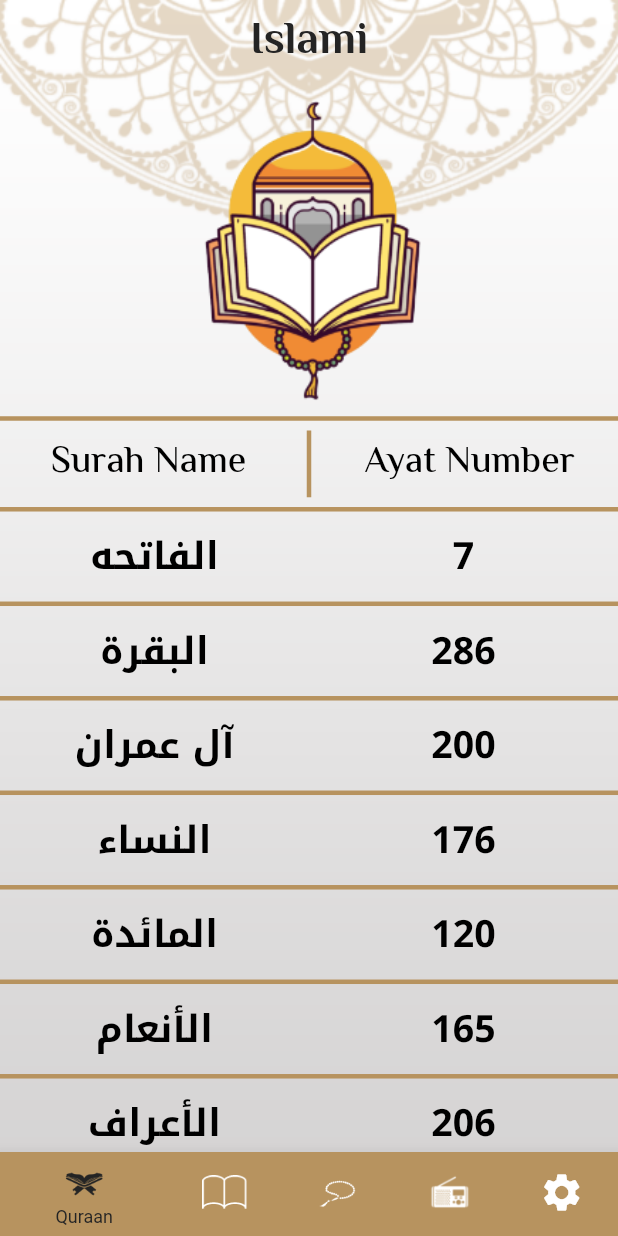
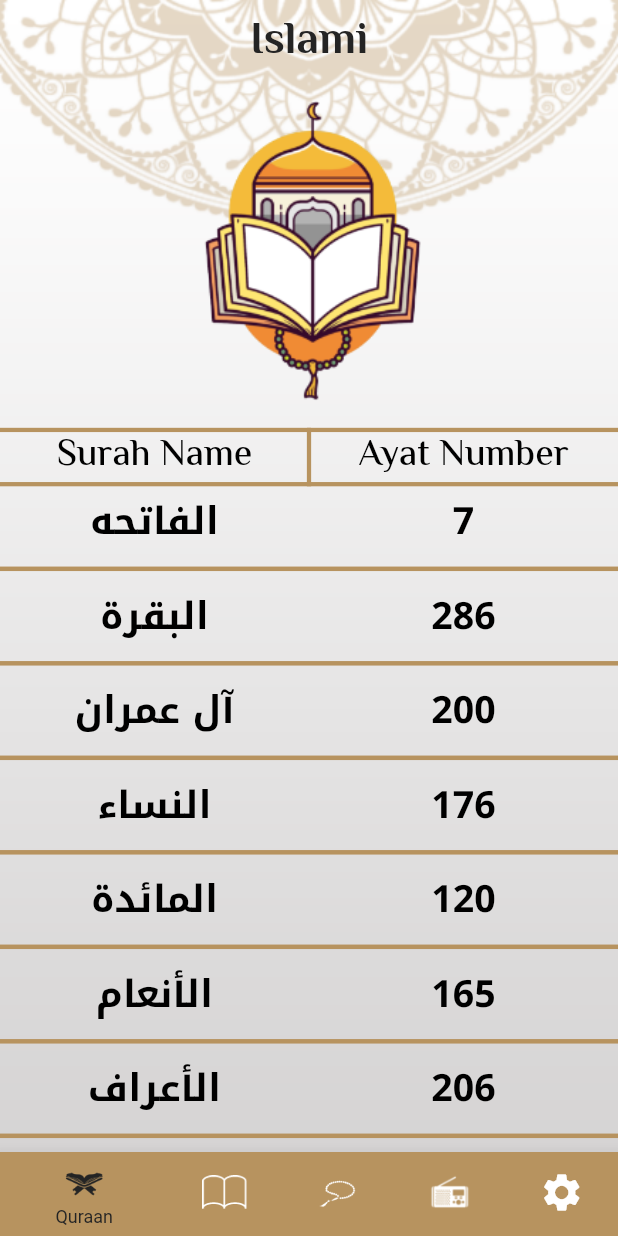
Before and after one commit to heshamgasser/new_islamic_app, a Flutter app: the screen it shows after launch, on a phone screen of 412 x 824 dp. Run offline on Flutter 3.47's test engine with Material 2 defaults, Android fonts, the phone set to English and light mode, and no system bars; our stand-ins replace flutter_screenutil, google_fonts, shared_preferences; generated files the repository leaves out were written again.

Commit message:
solve shared problem

```diff
--- a/lib/screen/tabs/quraan_tab.dart
+++ b/lib/screen/tabs/quraan_tab.dart
@@ -1,38 +1,54 @@
 import 'package:flutter/material.dart';
+import 'package:flutter_gen/gen_l10n/app_localizations.dart';
 import 'package:flutter_screenutil/flutter_screenutil.dart';
 import 'package:islamic/app_text_file/app_text_files.dart';
 import 'package:islamic/models/surah_arrgument.dart';
+import 'package:islamic/provider/setting_provider.dart';
 import 'package:islamic/screen/views/surah_screen.dart';
-import 'package:islamic/widgets/table_header.dart';
-import 'package:flutter_gen/gen_l10n/app_localizations.dart';
+import 'package:provider/provider.dart';
 
 class QuraanTab extends StatelessWidget {
   const QuraanTab({super.key});
 
   @override
   Widget build(BuildContext context) {
+    var quranProvider = Provider.of<SettingProvider>(context);
     return Column(
       crossAxisAlignment: CrossAxisAlignment.stretch,
       children: [
         SizedBox(
-            width: 205.w,
-            height: 227.h,
-            child: Image.asset('assets/image/quran_image.png')),
-        Divider(),
-        Row(
+          width: 205.w,
+          height: 227.h,
+          child: Image.asset('assets/image/quran_image.png'),
+        ),
+        SizedBox(height: 15.h),
+        Table(
+          border: TableBorder(
+            top: BorderSide(
+                color: Theme.of(context).colorScheme.onSecondary, width: 3.r),
+            bottom: BorderSide(
+                color: Theme.of(context).colorScheme.onSecondary, width: 3.r),
+            verticalInside: BorderSide(
+                color: Theme.of(context).colorScheme.onSecondary, width: 3.r),
+          ),
+          defaultVerticalAlignment: TableCellVerticalAlignment.middle,
           children: [
-            TableHeader(AppLocalizations.of(context)!.surahName),
-            SizedBox(
-              height: 47.h,
-              child: VerticalDivider(
-                indent: 0,
-                endIndent: 0,
+            TableRow(children: [
+              Center(
+                child: Text(
+                  AppLocalizations.of(context)!.surahName,
+                  style: Theme.of(context).textTheme.titleMedium,
+                ),
               ),
-            ),
-            TableHeader(AppLocalizations.of(context)!.ayatNumber),
+              Center(
+                child: Text(
+                  AppLocalizations.of(context)!.ayatNumber,
+                  style: Theme.of(context).textTheme.titleMedium,
+                ),
+              ),
+            ]),
           ],
         ),
-        Divider(),
         Expanded(
           child: ListView.separated(
               itemBuilder: (context, index) {
--- a/lib/widgets/table_header.dart
+++ /dev/null
@@ -1,19 +0,0 @@
-import 'package:flutter/material.dart';
-
-class TableHeader extends StatelessWidget {
-  String text;
-
-  TableHeader(this.text);
-
-  @override
-  Widget build(BuildContext context) {
-    return Expanded(
-      child: Center(
-        child: Text(
-          text,
-          style: Theme.of(context).textTheme.titleMedium,
-        ),
-      ),
-    );
-  }
-}
```
Also changed, not shown: lib/provider/setting_provider.dart (+16 -11 lines), lib/screen/tabs/setting_tab.dart (+52 -43 lines), lib/widgets/language_body_widget.dart (renamed from lib/widgets/setting_body_widget.dart, +23 -38 lines), lib/widgets/theme_body_widget.dart (added, +125 -0 lines).
